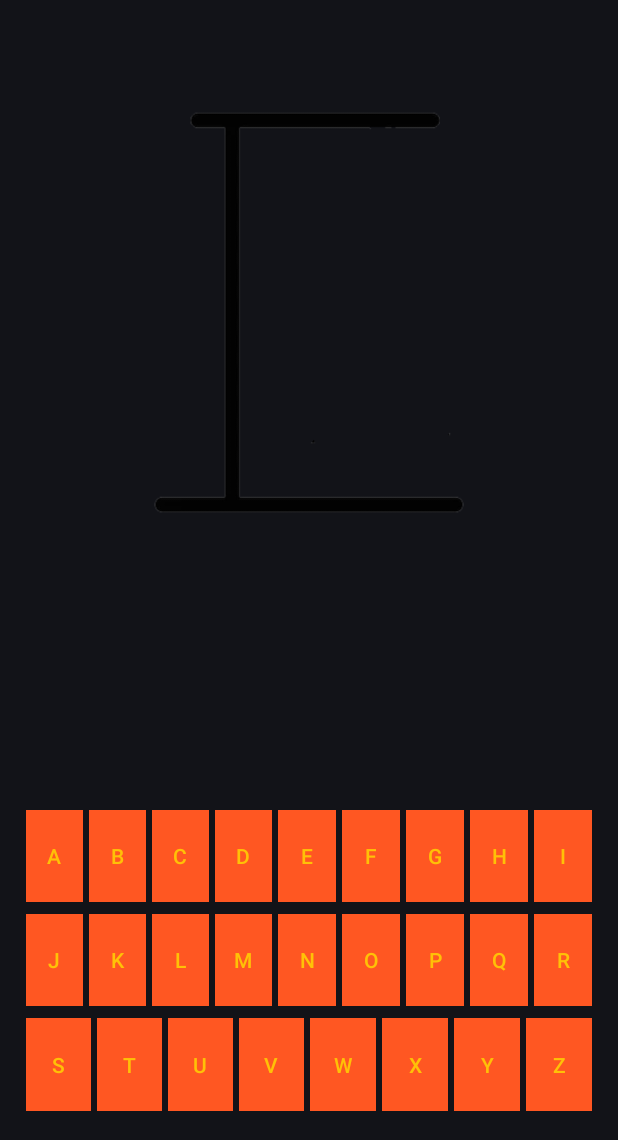
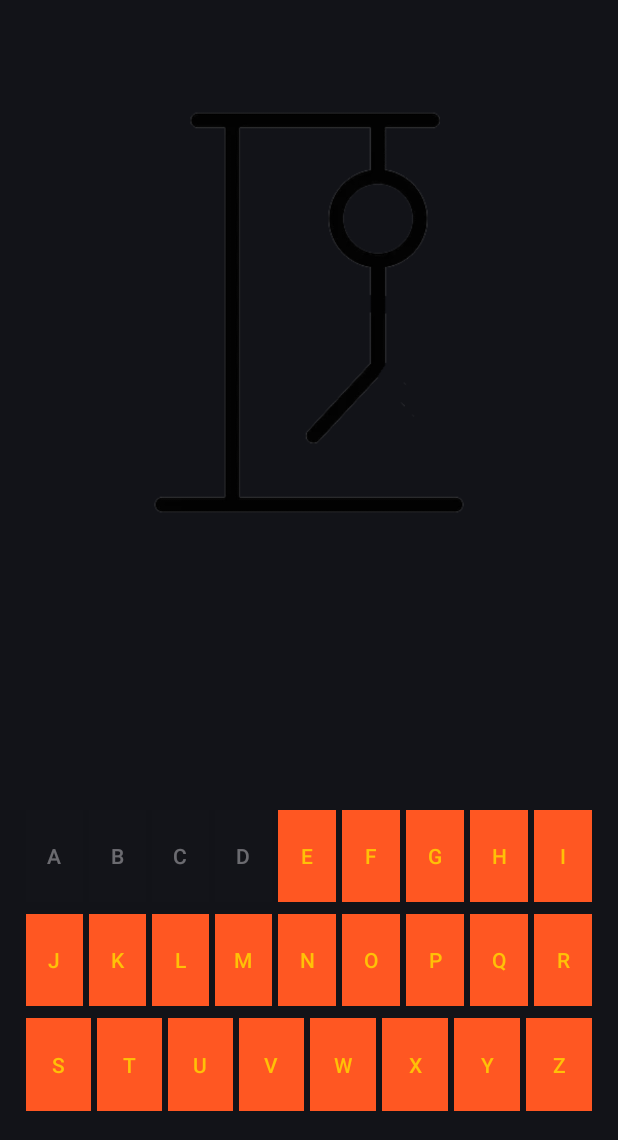
Before and after one commit to AlexRubio14/AA1_HangedMan, an Android app: the HangManActivity screen opened directly, with no data from a screen before it, in the options menu, after a tap on "Dark Mode", on a phone screen of 412 x 824 dp, the part 96-1236 px from its top. Run offline under Robolectric (Android 15) with nearby library versions, the light colour scheme and no system bars.

Commit message:
Dark Mode fixed

```diff
--- a/app/src/main/java/com/example/aa1_hangedman/HangManActivity.kt
+++ b/app/src/main/java/com/example/aa1_hangedman/HangManActivity.kt
@@ -23,7 +23,7 @@
     private lateinit var buttonArray: Array<Button>
     private lateinit var currentWordState : CharArray
     private lateinit var hangmanWord: TextView
-    private var currentImageIndex = 0
+    private var currentImageIndex: Int = 0
     private var maxErrors : Int = 7
     private lateinit var hangmanImage : List<Int>
     private lateinit var hangmangFinishButton : Button
@@ -48,10 +48,21 @@
     {
         val intent = intent;
         word = intent.getStringExtra("level_word") ?: ""
-        val underlinedWord = word.replace(Regex("."), "_ ")
+        currentImageIndex = intent.getIntExtra("current_image_index", 0)
 
-        hangmanWord = findViewById(R.id.HagmanWord)
-        currentWordState = underlinedWord.toCharArray()
+        if(intent.getBooleanExtra("come_from_scroll", false))
+        {
+            val underlinedWord = word.replace(Regex("."), "_ ")
+
+            hangmanWord = findViewById(R.id.HagmanWord)
+            currentWordState = underlinedWord.toCharArray()
+        }
+        else
+        {
+            hangmanWord = findViewById(R.id.HagmanWord)
+            currentWordState = intent.getCharArrayExtra("current_word_state") ?: charArrayOf()
+        }
+
         updateWord()
 
         hangmanImage = listOf(
@@ -60,6 +71,7 @@
             R.drawable.hangmanwithfourerror, R.drawable.hangmanwithfiveerror,
             R.drawable.hangmanwithsixerror, R.drawable.hangmanwithsevenerror
         )
+        updateImage()
 
         hangmangFinishButton = findViewById(R.id.hangmanButton)
         hangmangFinishButton.isEnabled = false
@@ -78,6 +90,14 @@
             findViewById(R.id.vButton), findViewById(R.id.wButton), findViewById(R.id.xButton),
             findViewById(R.id.yButton), findViewById(R.id.zButton)
         )
+
+        val buttonStates = intent.getBooleanArrayExtra("buttons_state") ?: BooleanArray(buttonArray.size) { true }
+
+        buttonArray.forEachIndexed { index, button ->
+            if (index < buttonStates.size) {
+                button.isEnabled = buttonStates[index]
+            }
+        }
     }
 
     fun onButtonClick(button: Button)
@@ -186,6 +206,13 @@
             AppCompatDelegate.setDefaultNightMode(AppCompatDelegate.MODE_NIGHT_YES)
             item.isChecked = true
         }
+
+        val buttonStates = buttonArray.map { it.isEnabled }.toBooleanArray()
+
+        intent.putExtra("current_image_index", currentImageIndex)
+        intent.putExtra("current_word_state", currentWordState)
+        intent.putExtra("come_from_scroll", false)
+        intent.putExtra("buttons_state", buttonStates)
     }
 
     private fun updateMenuIcon(menu: Menu?) {
--- a/app/src/main/java/com/example/aa1_hangedman/ScrollActivity.kt
+++ b/app/src/main/java/com/example/aa1_hangedman/ScrollActivity.kt
@@ -61,6 +61,7 @@
     override fun onButtonClick(level: Level) {
         val intent = Intent(this, HangManActivity::class.java)
         intent.putExtra("level_word", level.word)
+        intent.putExtra("come_from_scroll", true)
         startActivity(intent)
     }
 
```
